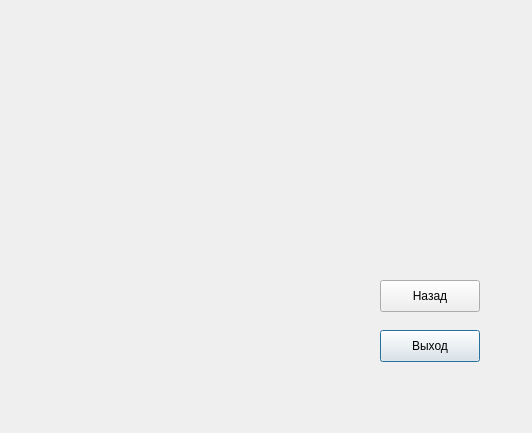
Qt form src/graphics/drawingwindow.ui (blazeitdude/MLP-letter-recognition-) before a commit.
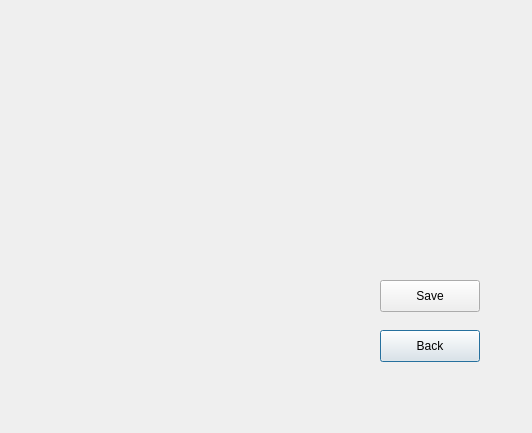
The same form after that commit.

Diff of the .ui file:
```diff
--- a/src/graphics/drawingwindow.ui
+++ b/src/graphics/drawingwindow.ui
@@ -13,17 +13,6 @@
   <property name="windowTitle">
    <string>Dialog</string>
   </property>
-  <widget class="QWidget" name="verticalLayoutWidget">
-   <property name="geometry">
-    <rect>
-     <x>-1</x>
-     <y>-1</y>
-     <width>341</width>
-     <height>361</height>
-    </rect>
-   </property>
-   <layout class="QVBoxLayout" name="verticalLayout"/>
-  </widget>
   <widget class="QPushButton" name="pushButton">
    <property name="geometry">
     <rect>
@@ -34,7 +23,7 @@
     </rect>
    </property>
    <property name="text">
-    <string>Выход</string>
+    <string>Back</string>
    </property>
   </widget>
   <widget class="QPushButton" name="pushButton_2">
@@ -47,9 +36,20 @@
     </rect>
    </property>
    <property name="text">
-    <string>Назад</string>
+    <string>Save</string>
    </property>
   </widget>
+  <widget class="QWidget" name="verticalLayoutWidget">
+   <property name="geometry">
+    <rect>
+     <x>30</x>
+     <y>80</y>
+     <width>321</width>
+     <height>281</height>
+    </rect>
+   </property>
+   <layout class="QVBoxLayout" name="verticalLayout"/>
+  </widget>
  </widget>
  <resources/>
  <connections/>
```
